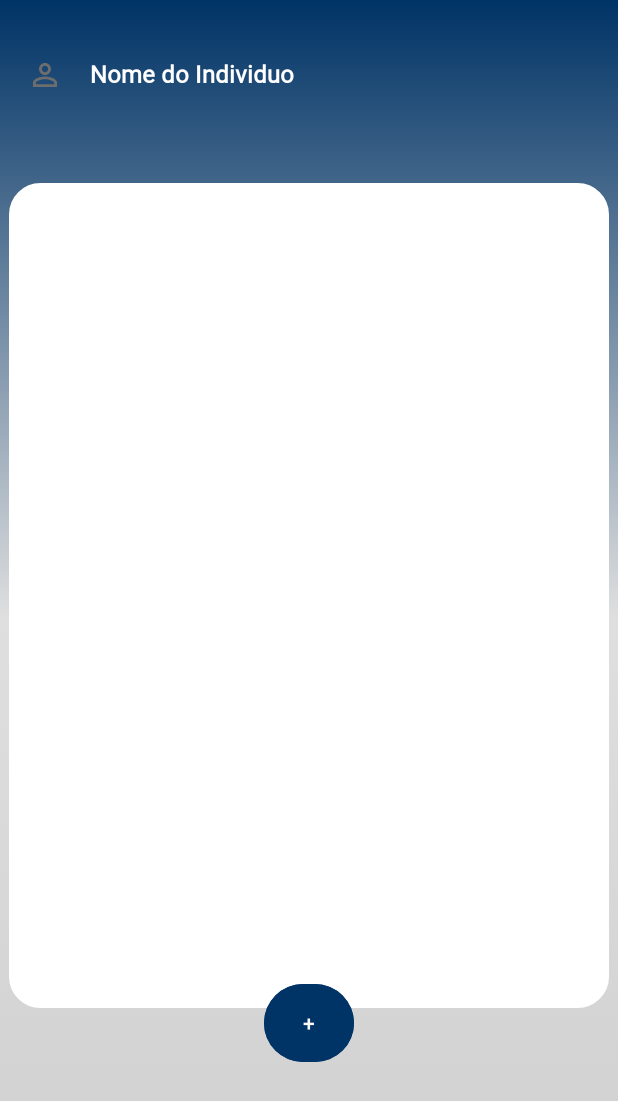
After one commit to GeoHBR/ProjetoMobile, an Android app: the layout activity_viagens.xml on its own in the app's theme, with its tools: preview values and no code run, on a phone screen of 412 x 824 dp. The commit adds this screen. Shown: the top 1101 px of the screen. Run offline under Robolectric (Android 15) with nearby library versions, the phone set to English and light mode, and no system bars.

Commit message:
Tela viagens

```diff
--- /dev/null
+++ b/app/src/main/res/drawable/outline_button_branco.xml
@@ -0,0 +1,14 @@
+<?xml version="1.0" encoding="utf-8"?>
+<selector xmlns:android="http://schemas.android.com/apk/res/android">
+    <item>
+        <shape android:shape="rectangle">
+            <!-- background -->
+            <solid android:color="#FFFFFF" />
+            <!-- border -->
+            <stroke android:width="2dp" android:color="@color/white" />
+
+            <!-- corner roundness -->
+            <corners android:radius="20dp" />
+        </shape>
+    </item>
+</selector>
--- a/app/src/main/res/drawable/padrao_background.xml
+++ b/app/src/main/res/drawable/padrao_background.xml
@@ -5,7 +5,7 @@
             <gradient
                 android:startColor="#003366"
                 android:centerColor="#DFDFDF"
-                android:endColor="#FFFFFF"
+                android:endColor="#CFCFCF"
                 android:type="linear"
                 android:centerX="50%"
                 android:angle="270"/>
--- /dev/null
+++ b/app/src/main/res/drawable/pessoa_perfil.xml
@@ -0,0 +1,5 @@
+<vector android:height="24dp" android:tint="#6D6D6D"
+    android:viewportHeight="24" android:viewportWidth="24"
+    android:width="24dp" xmlns:android="http://schemas.android.com/apk/res/android">
+    <path android:fillColor="@android:color/white" android:pathData="M12,5.9c1.16,0 2.1,0.94 2.1,2.1s-0.94,2.1 -2.1,2.1S9.9,9.16 9.9,8s0.94,-2.1 2.1,-2.1m0,9c2.97,0 6.1,1.46 6.1,2.1v1.1L5.9,18.1L5.9,17c0,-0.64 3.13,-2.1 6.1,-2.1M12,4C9.79,4 8,5.79 8,8s1.79,4 4,4 4,-1.79 4,-4 -1.79,-4 -4,-4zM12,13c-2.67,0 -8,1.34 -8,4v3h16v-3c0,-2.66 -5.33,-4 -8,-4z"/>
+</vector>
--- /dev/null
+++ b/app/src/main/res/layout/activity_viagens.xml
@@ -0,0 +1,50 @@
+<?xml version="1.0" encoding="utf-8"?>
+<LinearLayout xmlns:android="http://schemas.android.com/apk/res/android"
+    android:layout_width="match_parent"
+    android:layout_height="match_parent"
+    xmlns:app="http://schemas.android.com/apk/res-auto"
+    android:orientation="vertical"
+    android:background="@drawable/padrao_background">
+    <LinearLayout
+        android:layout_marginTop="20dp"
+        android:layout_width="match_parent"
+        android:layout_height="wrap_content"
+        android:orientation="horizontal">
+    <ImageView
+        android:layout_marginLeft="18dp"
+        android:layout_marginTop="18dp"
+        android:layout_width="wrap_content"
+        android:layout_height="wrap_content"
+        android:src="@drawable/pessoa_perfil"/>
+        <TextView
+            android:layout_marginLeft="18dp"
+            android:layout_marginTop="18dp"
+            android:textStyle="bold"
+            android:textSize="16sp"
+            android:fontFamily="@font/padrao"
+            android:textColor="@color/white"
+            android:text="Nome do Individuo"
+            android:layout_width="wrap_content"
+            android:layout_height="wrap_content">
+        </TextView>
+    </LinearLayout>
+    <LinearLayout
+        android:layout_marginTop="60dp"
+        android:layout_gravity="center"
+        android:layout_width="400dp"
+        android:layout_height="550dp"
+        android:orientation="vertical"
+        android:background="@drawable/outline_button_branco">
+        <ListView
+            android:layout_width="match_parent"
+            android:layout_height="wrap_content"/>
+    </LinearLayout>
+    <Button
+        android:backgroundTint="#003366"
+        android:layout_marginTop="-20dp"
+        android:layout_gravity="center"
+        android:layout_width="60dp"
+        android:layout_height="60dp"
+        android:text="+"></Button>
+
+</LinearLayout>
```
